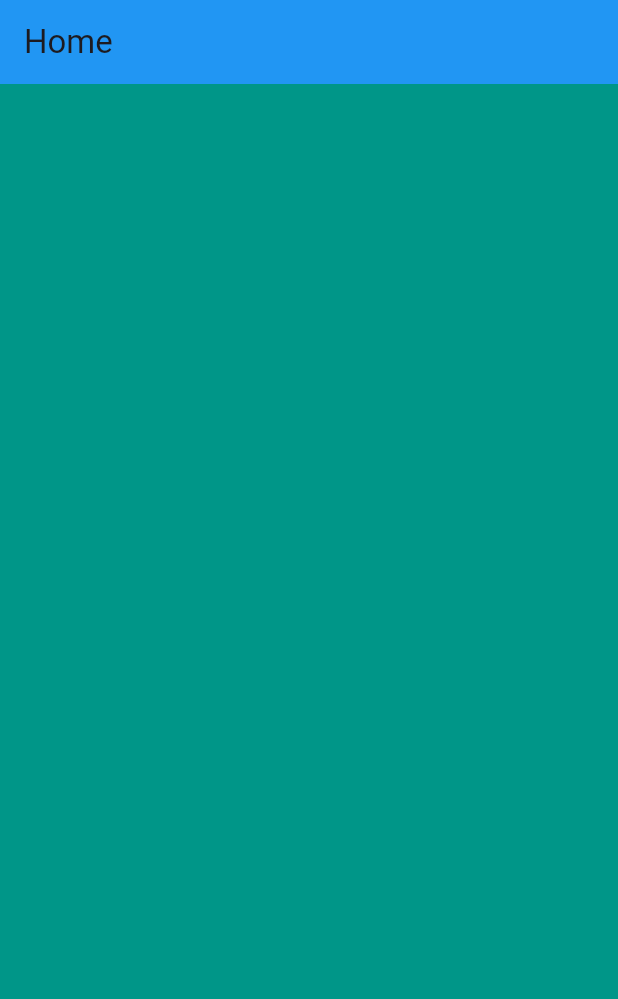
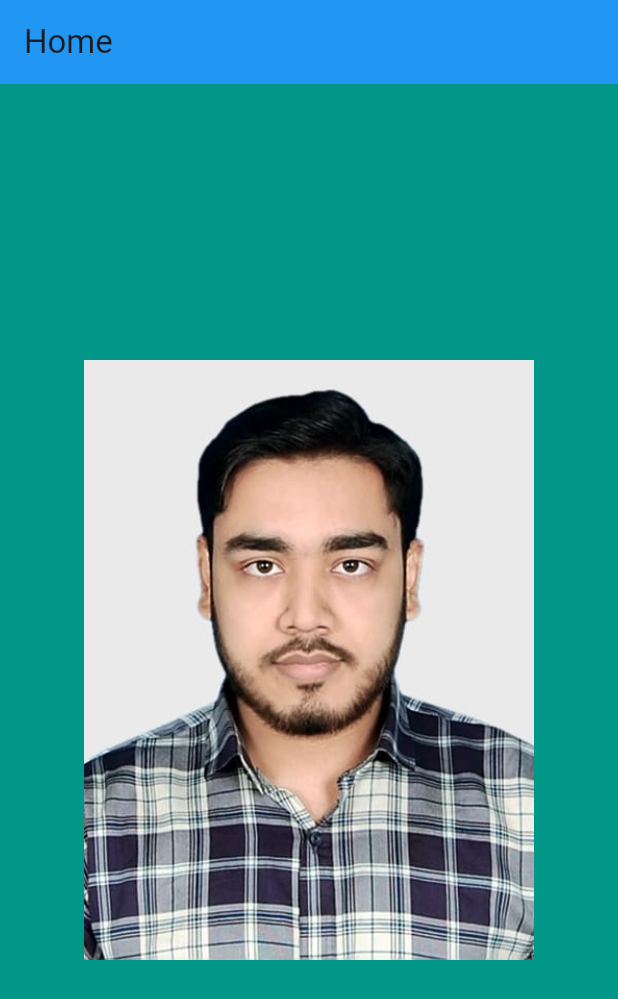
Before and after one commit to M-Yousuf-Nabi/app1-practice, a Flutter app: the screen it shows after launch, on a phone screen of 412 x 824 dp. Shown: the top 999 px of the screen. Run offline on Flutter 3.47's test engine with Material 3 defaults, Android fonts, the phone set to English and light mode, and no system bars.

Commit message:
Module 07 done here

```diff
--- a/lib/main.dart
+++ b/lib/main.dart
@@ -74,20 +74,20 @@ class Home extends StatelessWidget {
         //   child: Text("Text Button"),
         // ),
 
-        // child: GestureDetector(
-        //   onTap: (){
-        //     print("Single Tapped");
-        //   },
-        //   onDoubleTap: (){
-        //     print("Double Tapped");
-        //   },
-        //   child: Image.asset(
-        //     "assets/Image/01.jpeg",
-        //     width: 300,
-        //     height: 400,
-        //     fit: BoxFit.cover,
-        //   ),
-
+        child: GestureDetector(
+          onTap: (){
+            print("Single Tapped");
+          },
+          onDoubleTap: (){
+            print("Double Tapped");
+          },
+          child: Image.asset(
+            "assets/Image/01.jpeg",
+            width: 300,
+            height: 400,
+            fit: BoxFit.cover,
+          ),
+        )
        //  child: InkWell(
        //     onTap: (){
        //        print("Single Tapped");
```
